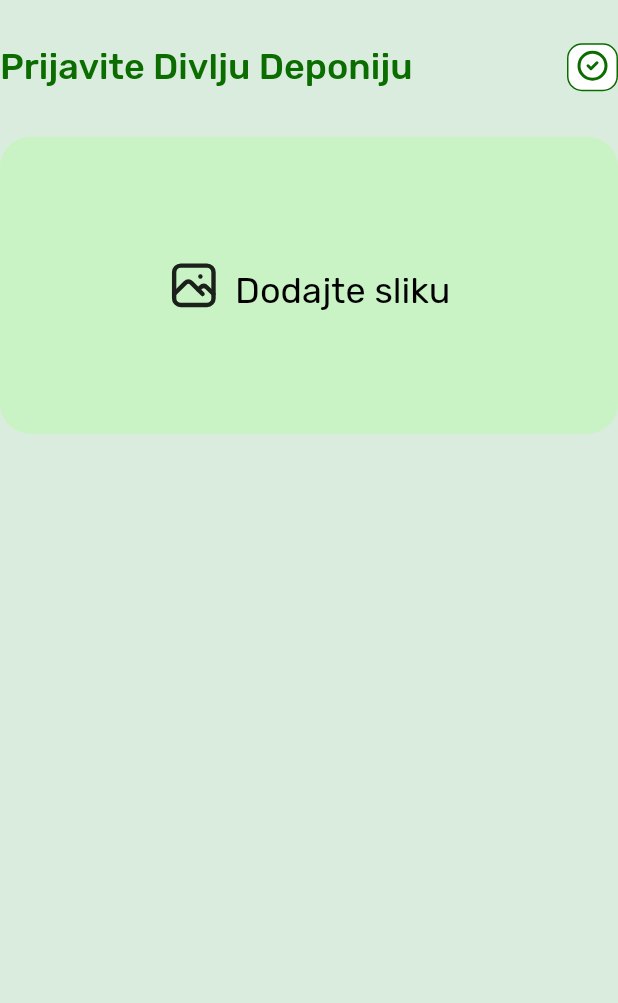
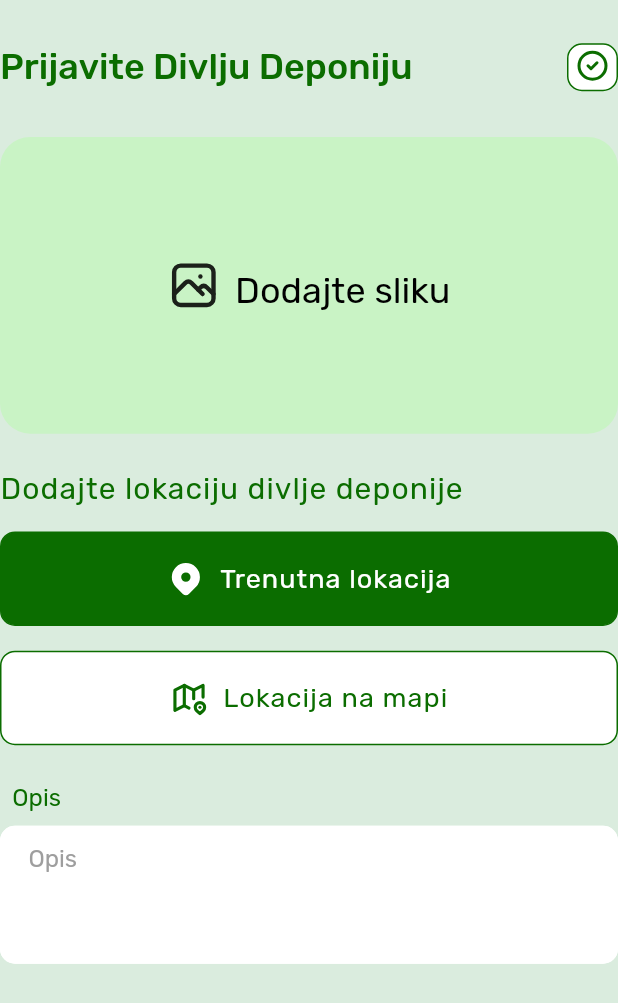
Before and after one commit to EcoGuardian/EcoGuardian, a Flutter app: the PrijaviScreen screen opened directly, on a phone screen of 412 x 824 dp. Shown: the top 1003 px of the screen. Run offline on Flutter 3.47's test engine with Material 3 defaults, Android fonts, the phone set to English and light mode, and no system bars; our stand-ins replace flutter_svg, flutter_tabler_icons, image_cropper, image_picker, shared_preferences; accounts and stored records are empty.

Commit message:
added layout for Prijavi screen

```diff
--- a/lib/Screens/Main/PrijaviScreen.dart
+++ b/lib/Screens/Main/PrijaviScreen.dart
@@ -6,6 +6,8 @@ import 'package:flutter/material.dart';
 import 'package:flutter_tabler_icons/flutter_tabler_icons.dart';
 import 'package:image_cropper/image_cropper.dart';
 import 'package:image_picker/image_picker.dart';
+
+import '../../components/InputField.dart';
 
 class PrijaviScreen extends StatefulWidget {
   static const String routeName = '/PrijaviScreen';
@@ -47,7 +49,8 @@ class _PrijaviScreenState extends State<PrijaviScreen> {
   Widget build(BuildContext context) {
     final medijakveri = MediaQuery.of(context);
     return Scaffold(
-      body: SafeArea(
+      body: SingleChildScrollView(
+        child: SafeArea(
           child: Column(
             children: [
               CustomAppBar(
@@ -147,7 +150,98 @@ class _PrijaviScreenState extends State<PrijaviScreen> {
                   ),
                 ),
               ),
+              SizedBox(height: (medijakveri.size.height - medijakveri.padding.top) * 0.03),
+              Row(
+                children: [
+                  Text("Dodajte lokaciju divlje deponije",style: Theme.of(context).textTheme.headline3?.copyWith(
+                    color: Theme.of(context).colorScheme.primary,)),
                 ],
+              ),
+              SizedBox(height: (medijakveri.size.height - medijakveri.padding.top) * 0.02),
+              GestureDetector(
+                //key: key,
+                onTap: () {},
+                child: Container(
+                  //width: sirina,
+                    padding: EdgeInsets.symmetric(
+                      vertical: 18,
+                    ),
+                    decoration: BoxDecoration(
+                      color: Theme.of(context).colorScheme.primary,
+                      border: Border.all(
+                        color: Theme.of(context).primaryColor,
+                      ),
+                      borderRadius: BorderRadius.circular(10),
+                    ),
+                    child: Row(
+                      mainAxisAlignment: MainAxisAlignment.center,
+                      children: [
+                        Icon(TablerIcons.map_pin_filled, size: 25, color: Colors.white,),
+                        SizedBox(width: 10,),
+                        Text(
+                          "Trenutna lokacija",
+                          style: Theme.of(context).textTheme.headline3!.copyWith(
+                            // fontWeight: FontWeight.w600,
+                            fontSize: 18 ?? 20,
+                            color: Colors.white,
+                          ),
+                        ),
+                      ],
+                    )
+                ),
+              ),
+              SizedBox(height: (medijakveri.size.height - medijakveri.padding.top) * 0.02),
+              GestureDetector(
+                //key: key,
+                onTap: () {},
+                child: Container(
+                  //width: sirina,
+                    padding: EdgeInsets.symmetric(
+                      vertical: 18,
+                    ),
+                    decoration: BoxDecoration(
+                      color: Colors.white,
+                      border: Border.all(
+                        color: Theme.of(context).primaryColor,
+                      ),
+                      borderRadius: BorderRadius.circular(10),
+                    ),
+                    child: Row(
+                      mainAxisAlignment: MainAxisAlignment.center,
+                      children: [
+                        Icon(TablerIcons.map_2, size: 25, color: Theme.of(context).primaryColor,),
+                        SizedBox(width: 10,),
+                        Text(
+                          "Lokacija na mapi",
+                          style: Theme.of(context).textTheme.headline3!.copyWith(
+                            // fontWeight: FontWeight.w600,
+                            fontSize: 18 ?? 20,
+                            color: Theme.of(context).primaryColor,
+                          ),
+                        ),
+                      ],
+                    )
+                ),
+              ),
+              SizedBox(height: (medijakveri.size.height - medijakveri.padding.top) * 0.03),
+              InputField(
+                isMargin: true,
+                inputAction: TextInputAction.done,
+                inputType: TextInputType.text,
+                hintText: 'Opis',
+                medijakveri: medijakveri,
+                obscureText: false,
+                onSaved: (value) {},
+                validator: (value) {},
+                isLabel: true,
+                borderRadijus: 10,
+                label: 'Opis',
+                hintTextSize: 16,
+                brMinLinija: 3,
+                brMaxLinija: 10,
+              ),
+            ],
+          ),
         ),
       ),
     );
```
Lines whose indentation alone changed are shown as unchanged.
